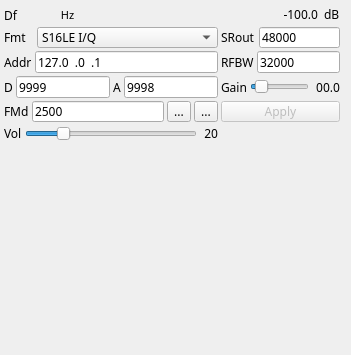
Qt form plugins/channelrx/udpsrc/udpsrcgui.ui (f4exb/sdrangel) before a commit.
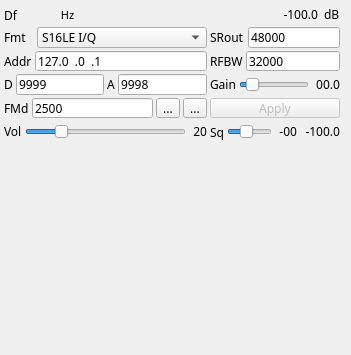
The same form after that commit. Icons and pictures are not drawn. Custom widgets are drawn as their Qt base class.

Commit message: UDPSrc plugin: partial squelch implementation

What changed in the file:
```diff
--- a/plugins/channelrx/udpsrc/udpsrcgui.ui
+++ b/plugins/channelrx/udpsrc/udpsrcgui.ui
@@ -580,6 +580,83 @@
       </property>
      </widget>
     </item>
+    <item row="8" column="1">
+     <layout class="QHBoxLayout" name="SquelchLayout">
+      <item>
+       <widget class="QLabel" name="squelchLabel">
+        <property name="minimumSize">
+         <size>
+          <width>0</width>
+          <height>22</height>
+         </size>
+        </property>
+        <property name="text">
+         <string>Sq</string>
+        </property>
+       </widget>
+      </item>
+      <item>
+       <widget class="QSlider" name="squelch">
+        <property name="toolTip">
+         <string>Power squelch threshold (dB)</string>
+        </property>
+        <property name="minimum">
+         <number>-100</number>
+        </property>
+        <property name="maximum">
+         <number>0</number>
+        </property>
+        <property name="pageStep">
+         <number>1</number>
+        </property>
+        <property name="value">
+         <number>-60</number>
+        </property>
+        <property name="orientation">
+         <enum>Qt::Horizontal</enum>
+        </property>
+       </widget>
+      </item>
+      <item>
+       <widget class="QLabel" name="squelchText">
+        <property name="minimumSize">
+         <size>
+          <width>22</width>
+          <height>0</height>
+         </size>
+        </property>
+        <property name="toolTip">
+         <string>Power squelch threshold (dB)</string>
+        </property>
+        <property name="text">
+         <string>-00</string>
+        </property>
+        <property name="alignment">
+         <set>Qt::AlignRight|Qt::AlignTrailing|Qt::AlignVCenter</set>
+        </property>
+       </widget>
+      </item>
+      <item>
+       <widget class="QLabel" name="inputPower">
+        <property name="minimumSize">
+         <size>
+          <width>40</width>
+          <height>0</height>
+         </size>
+        </property>
+        <property name="toolTip">
+         <string>Input power (dB) to which squelch applies</string>
+        </property>
+        <property name="text">
+         <string>-100.0</string>
+        </property>
+        <property name="alignment">
+         <set>Qt::AlignRight|Qt::AlignTrailing|Qt::AlignVCenter</set>
+        </property>
+       </widget>
+      </item>
+     </layout>
+    </item>
    </layout>
   </widget>
   <widget class="QWidget" name="spectrumBox" native="true">
```
The commit also changes 8 other files.
